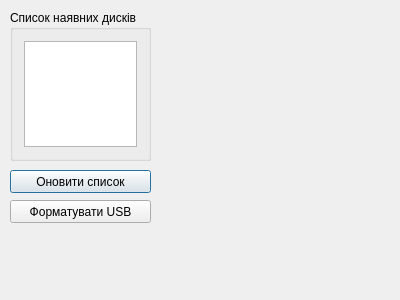
Old version of the form HDDInfoViewer/dialog.ui in the repository BohdanBenovskyi/HDDInfoViewer.
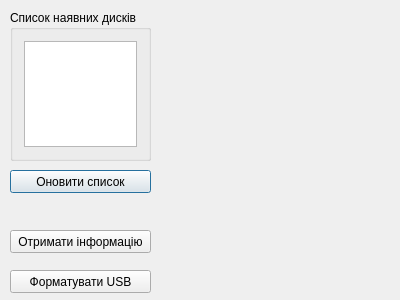
New version of the form.

Commit message: setVisible(false) for button 'Format USB' and connect signal to slot on_btnFormat_enabled()

What changed in the file:
```diff
--- a/HDDInfoViewer/dialog.ui
+++ b/HDDInfoViewer/dialog.ui
@@ -48,7 +48,7 @@
    <property name="geometry">
     <rect>
      <x>10</x>
-     <y>200</y>
+     <y>270</y>
      <width>141</width>
      <height>23</height>
     </rect>
@@ -57,6 +57,19 @@
     <string>Форматувати USB</string>
    </property>
   </widget>
+  <widget class="QPushButton" name="btnGetInfo">
+   <property name="geometry">
+    <rect>
+     <x>10</x>
+     <y>230</y>
+     <width>141</width>
+     <height>23</height>
+    </rect>
+   </property>
+   <property name="text">
+    <string>Отримати інформацію</string>
+   </property>
+  </widget>
  </widget>
  <layoutdefault spacing="6" margin="11"/>
  <resources/>
```
The commit also changes 7 other files.
